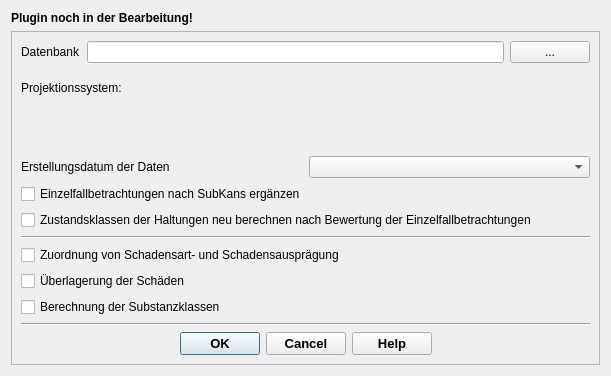
Above: qkan/subkans/res/subkans_dialog_base.ui from hoettges/QKan before the change. Below: the same form after it.
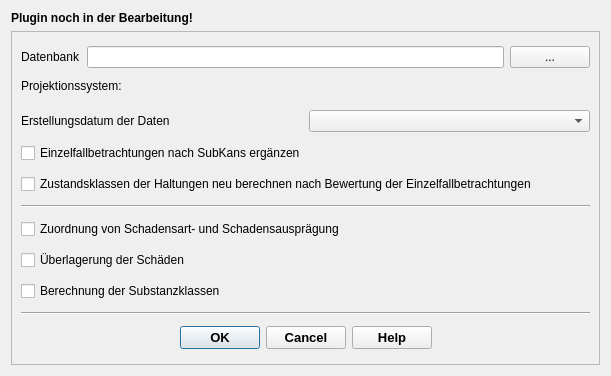
That is the form after the change. Custom widgets are drawn as their Qt base class.

```diff
--- a/qkan/subkans/res/subkans_dialog_base.ui
+++ b/qkan/subkans/res/subkans_dialog_base.ui
@@ -10,6 +10,12 @@
     <height>376</height>
    </rect>
   </property>
+  <property name="minimumSize">
+   <size>
+    <width>611</width>
+    <height>376</height>
+   </size>
+  </property>
   <property name="windowTitle">
    <string>SubKans</string>
   </property>
@@ -67,6 +73,12 @@
         <layout class="QVBoxLayout" name="verticalLayout">
          <item>
           <widget class="QLabel" name="label_6">
+           <property name="sizePolicy">
+            <sizepolicy hsizetype="Preferred" vsizetype="Fixed">
+             <horstretch>0</horstretch>
+             <verstretch>0</verstretch>
+            </sizepolicy>
+           </property>
            <property name="font">
             <font>
              <family>Tahoma</family>
@@ -83,7 +95,14 @@
           </widget>
          </item>
          <item>
-          <widget class="QgsProjectionSelectionWidget" name="epsg" native="true"/>
+          <widget class="QgsProjectionSelectionWidget" name="epsg">
+           <property name="sizePolicy">
+            <sizepolicy hsizetype="Preferred" vsizetype="Fixed">
+             <horstretch>0</horstretch>
+             <verstretch>0</verstretch>
+            </sizepolicy>
+           </property>
+          </widget>
          </item>
         </layout>
        </item>
```
